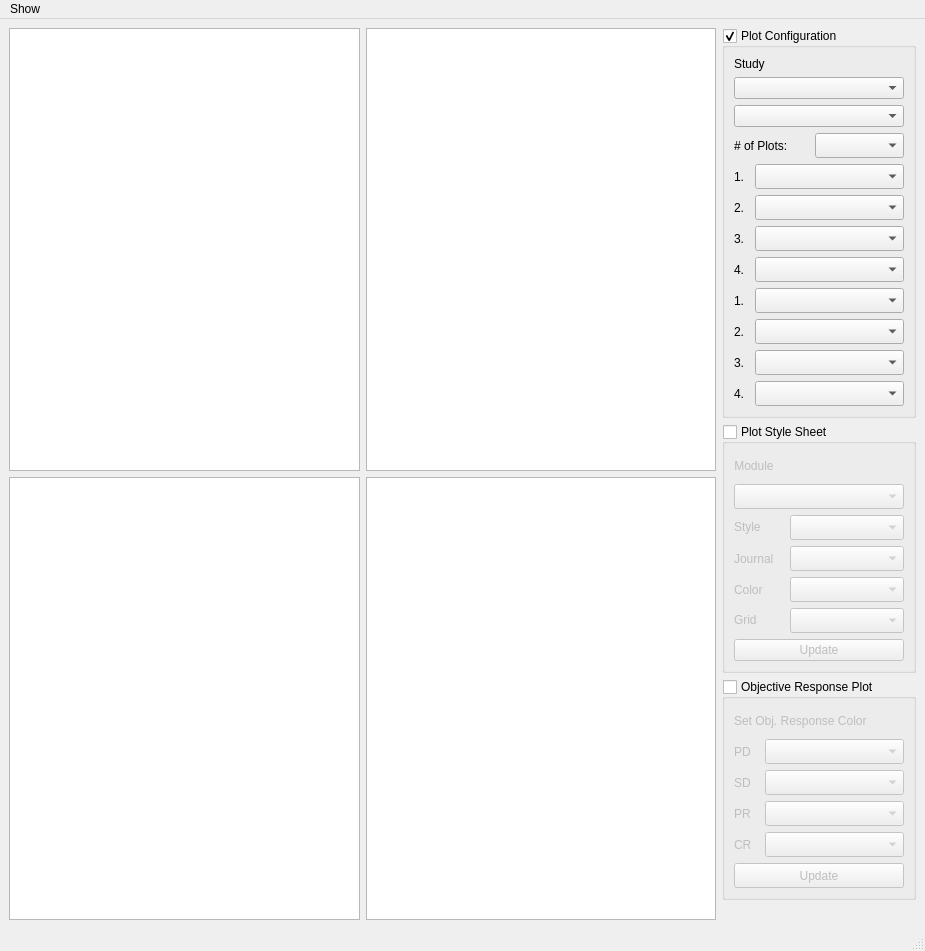
DennisDean/TumorVolumetrics, file TumorVolumeStudyView.ui: the form before one commit.
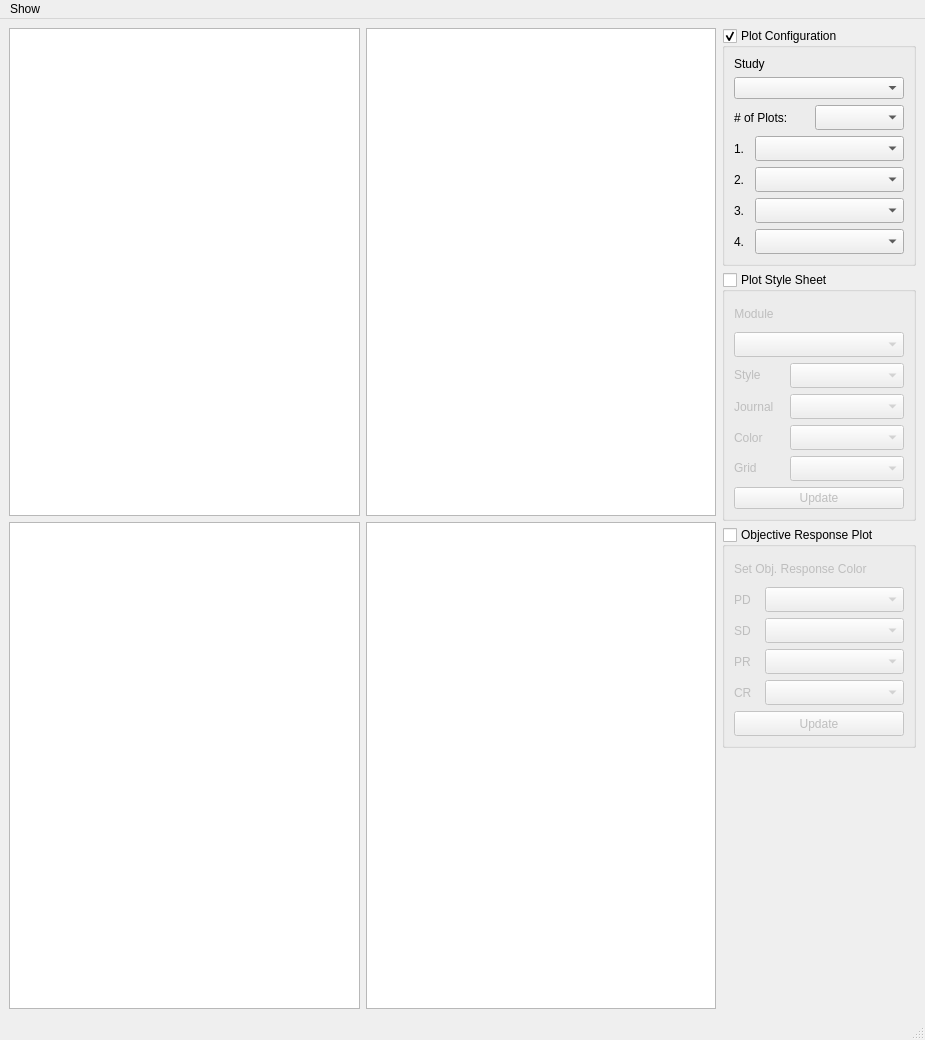
The form after the commit.

Commit message:
Major study view features are working. Need to fine tune widgets including enabling study selection draw refresh. Minor modification required for all the graphs. !2 minor changes listed on the to do list.
Adding plot specific control is next once minor adjustments are completed.

Diff of the .ui file:
```diff
--- a/TumorVolumeStudyView.ui
+++ b/TumorVolumeStudyView.ui
@@ -7,7 +7,7 @@
     <x>0</x>
     <y>0</y>
     <width>925</width>
-    <height>907</height>
+    <height>1040</height>
    </rect>
   </property>
   <property name="windowTitle">
@@ -84,22 +84,6 @@
                  </property>
                 </widget>
                </item>
-               <item>
-                <widget class="QComboBox" name="comboBox_configuration_experiments">
-                 <property name="minimumSize">
-                  <size>
-                   <width>0</width>
-                   <height>0</height>
-                  </size>
-                 </property>
-                 <property name="maximumSize">
-                  <size>
-                   <width>16777215</width>
-                   <height>16777215</height>
-                  </size>
-                 </property>
-                </widget>
-               </item>
                <item>
                 <widget class="QComboBox" name="comboBox_configuration_study"/>
                </item>
@@ -151,186 +135,6 @@
                  </item>
                 </layout>
                </item>
-               <item>
-                <layout class="QHBoxLayout" name="horizontalLayout_2">
-                 <item>
-                  <widget class="QLabel" name="label_6">
-                   <property name="sizePolicy">
-                    <sizepolicy hsizetype="Preferred" vsizetype="Fixed">
-                     <horstretch>0</horstretch>
-                     <verstretch>0</verstretch>
-                    </sizepolicy>
-                   </property>
-                   <property name="minimumSize">
-                    <size>
-                     <width>15</width>
-                     <height>25</height>
-                    </size>
-                   </property>
-                   <property name="maximumSize">
-                    <size>
-                     <width>15</width>
-                     <height>25</height>
-                    </size>
-                   </property>
-                   <property name="text">
-                    <string>1. </string>
-                   </property>
-                  </widget>
-                 </item>
-                 <item>
-                  <widget class="QComboBox" name="comboBox_configuration_plot_upper_left">
-                   <property name="minimumSize">
-                    <size>
-                     <width>0</width>
-                     <height>25</height>
-                    </size>
-                   </property>
-                   <property name="maximumSize">
-                    <size>
-                     <width>16777215</width>
-                     <height>25</height>
-                    </size>
-                   </property>
-                  </widget>
-                 </item>
-                </layout>
-               </item>
-               <item>
-                <layout class="QHBoxLayout" name="horizontalLayout_3">
-                 <item>
-                  <widget class="QLabel" name="label_7">
-                   <property name="sizePolicy">
-                    <sizepolicy hsizetype="Fixed" vsizetype="Fixed">
-                     <horstretch>0</horstretch>
-                     <verstretch>0</verstretch>
-                    </sizepolicy>
-                   </property>
-                   <property name="minimumSize">
-                    <size>
-                     <width>15</width>
-                     <height>25</height>
-                    </size>
-                   </property>
-                   <property name="maximumSize">
-                    <size>
-                     <width>15</width>
-                     <height>25</height>
-                    </size>
-                   </property>
-                   <property name="text">
-                    <string>2.</string>
-                   </property>
-                  </widget>
-                 </item>
-                 <item>
-                  <widget class="QComboBox" name="comboBox_configuration_plot_upper_right">
-                   <property name="minimumSize">
-                    <size>
-                     <width>0</width>
-                     <height>25</height>
-                    </size>
-                   </property>
-                   <property name="maximumSize">
-                    <size>
-                     <width>16777215</width>
-                     <height>28</height>
-                    </size>
-                   </property>
-                  </widget>
-                 </item>
-                </layout>
-               </item>
-               <item>
-                <layout class="QHBoxLayout" name="horizontalLayout_4">
-                 <item>
-                  <widget class="QLabel" name="label_8">
-                   <property name="sizePolicy">
-                    <sizepolicy hsizetype="Fixed" vsizetype="Fixed">
-                     <horstretch>0</horstretch>
-                     <verstretch>0</verstretch>
-                    </sizepolicy>
-                   </property>
-                   <property name="minimumSize">
-                    <size>
-                     <width>15</width>
-                     <height>25</height>
-                    </size>
-                   </property>
-                   <property name="maximumSize">
-                    <size>
-                     <width>15</width>
-                     <height>25</height>
-                    </size>
-                   </property>
-                   <property name="text">
-                    <string>3.</string>
-                   </property>
-                  </widget>
-                 </item>
-                 <item>
-                  <widget class="QComboBox" name="comboBox_configuration_plot_lower_left">
-                   <property name="minimumSize">
-                    <size>
-                     <width>0</width>
-                     <height>25</height>
-                    </size>
-                   </property>
-                   <property name="maximumSize">
-                    <size>
-                     <width>16777215</width>
-                     <height>25</height>
-                    </size>
-                   </property>
-                  </widget>
-                 </item>
-                </layout>
-               </item>
-               <item>
-                <layout class="QHBoxLayout" name="horizontalLayout_5">
-                 <item>
-                  <widget class="QLabel" name="label_9">
-                   <property name="sizePolicy">
-                    <sizepolicy hsizetype="Fixed" vsizetype="Fixed">
-                     <horstretch>0</horstretch>
-                     <verstretch>0</verstretch>
-                    </sizepolicy>
-                   </property>
-                   <property name="minimumSize">
-                    <size>
-                     <width>15</width>
-                     <height>25</height>
-                    </size>
-                   </property>
-                   <property name="maximumSize">
-                    <size>
-                     <width>15</width>
-                     <height>25</height>
-                    </size>
-                   </property>
-                   <property name="text">
-                    <string>4.</string>
-                   </property>
-                  </widget>
-                 </item>
-                 <item>
-                  <widget class="QComboBox" name="comboBox_configuration_plot_lower_right">
-                   <property name="minimumSize">
-                    <size>
-                     <width>0</width>
-                     <height>25</height>
-                    </size>
-                   </property>
-                   <property name="maximumSize">
-                    <size>
-                     <width>16777215</width>
-                     <height>25</height>
-                    </size>
-                   </property>
-                  </widget>
-                 </item>
-                </layout>
-               </item>
                <item>
                 <layout class="QHBoxLayout" name="horizontalLayout_15">
                  <item>
```
The commit also changes 3 other files.
